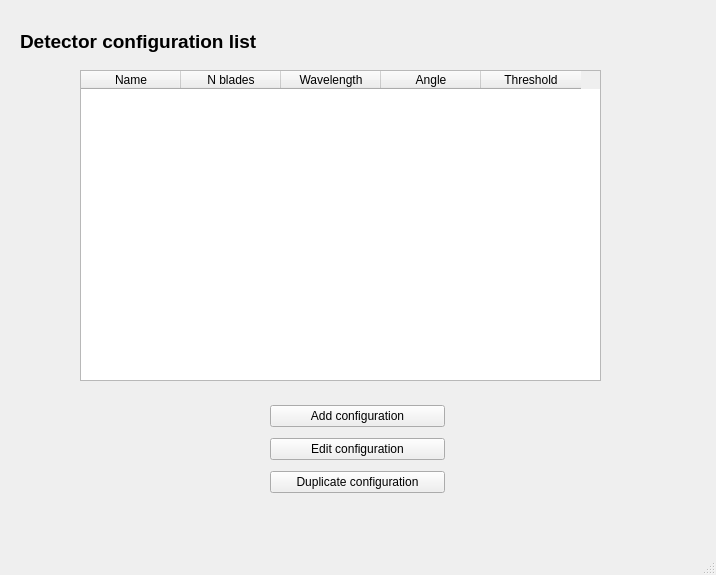
ess-dg/dg_efficiencyCalculator, file efficiencyCalculator/efficiencyMainwindow2.ui: the form before one commit.
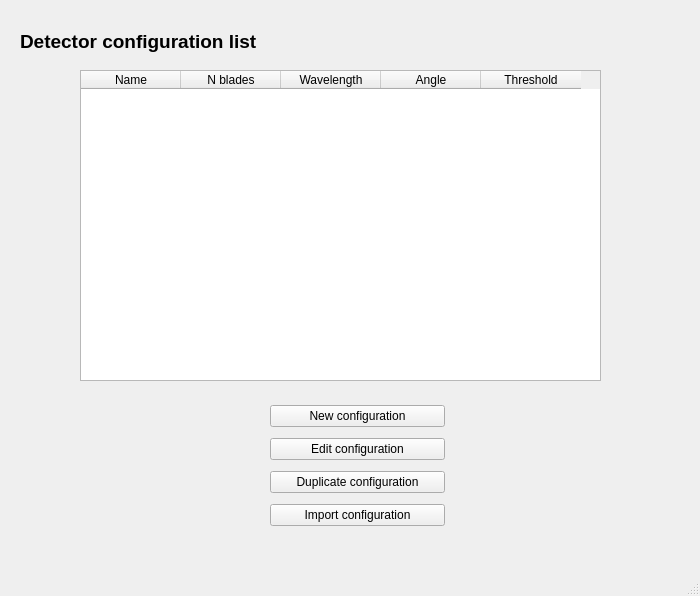
The form after the commit.

Commit message:
DGEF-41 import configuration: loads a configuration from a json formated file
branch : plottingInterface

What changed in the file:
```diff
--- a/efficiencyCalculator/efficiencyMainwindow2.ui
+++ b/efficiencyCalculator/efficiencyMainwindow2.ui
@@ -6,8 +6,8 @@
    <rect>
     <x>0</x>
     <y>0</y>
-    <width>716</width>
-    <height>575</height>
+    <width>700</width>
+    <height>596</height>
    </rect>
   </property>
   <property name="windowTitle">
@@ -20,7 +20,7 @@
       <x>0</x>
       <y>0</y>
       <width>691</width>
-      <height>531</height>
+      <height>551</height>
      </rect>
     </property>
     <layout class="QHBoxLayout" name="horizontalLayout_2">
@@ -98,14 +98,14 @@
           <x>270</x>
           <y>400</y>
           <width>175</width>
-          <height>100</height>
+          <height>134</height>
          </rect>
         </property>
         <layout class="QVBoxLayout" name="verticalLayout_2">
          <item>
           <widget class="QPushButton" name="addButton">
            <property name="text">
-            <string>Add configuration</string>
+            <string>New configuration</string>
            </property>
           </widget>
          </item>
@@ -123,6 +123,13 @@
            </property>
           </widget>
          </item>
+         <item>
+          <widget class="QPushButton" name="importButton">
+           <property name="text">
+            <string>Import configuration</string>
+           </property>
+          </widget>
+         </item>
         </layout>
        </widget>
       </widget>
```
Left out of the diff: 2 changed lines with no effect on the pictures. The commit also changes 6 other files.
